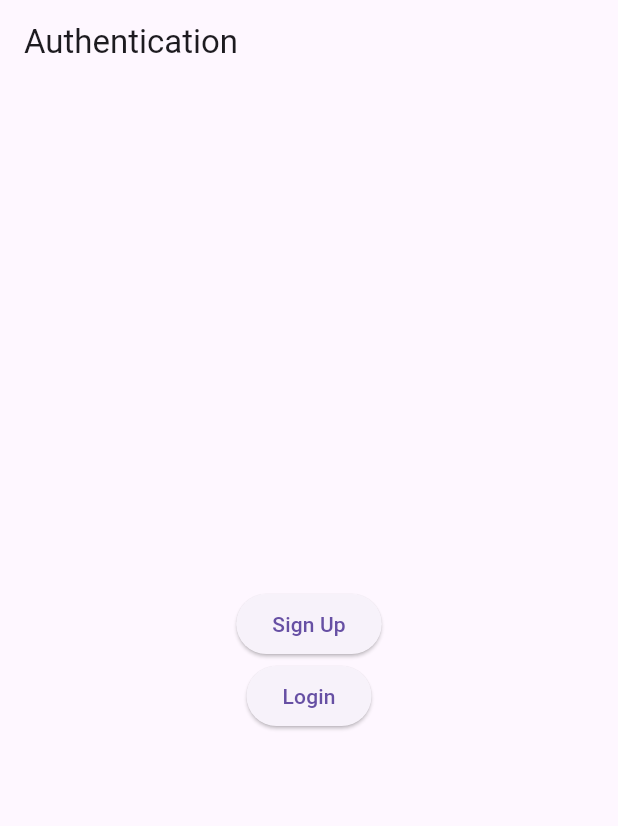
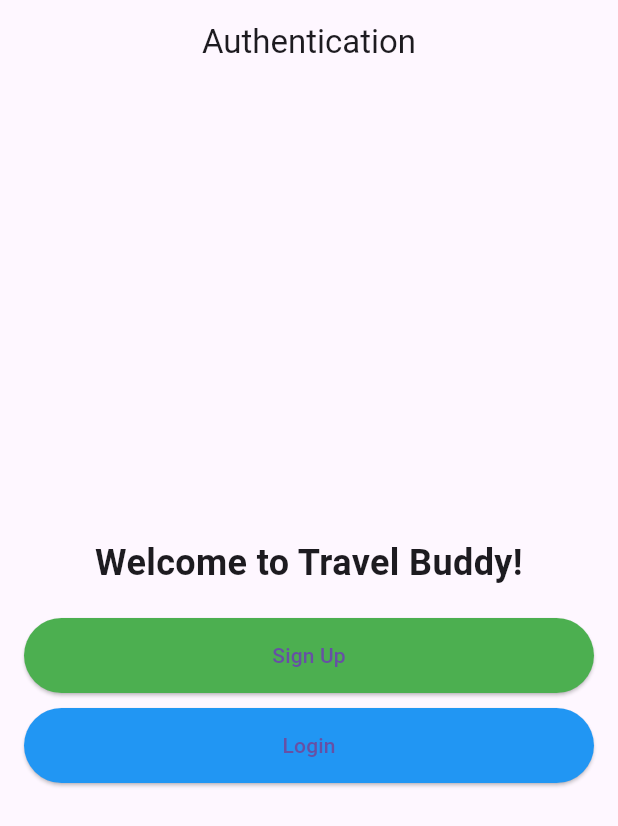
Before and after one commit to zainabsirajo50/Travel-Buddy-2, a Flutter app: the screen it shows after launch, on a phone screen of 412 x 824 dp. Shown: the top 826 px of the screen. Run offline on Flutter 3.47's test engine with Material 3 defaults, Android fonts, the phone set to English and light mode, and no system bars; our stand-ins replace cloud_firestore, firebase_auth, firebase_core; accounts and stored records are empty.

```diff
--- a/lib/main.dart
+++ b/lib/main.dart
@@ -4,6 +4,8 @@ import 'package:firebase_core/firebase_core.dart';
 import 'firebase_options.dart';
 import 'signup.dart';
 import 'login.dart';
+import 'profile_screen.dart';
+import 'homepage_screen.dart';
 
 void main() async {
   WidgetsFlutterBinding.ensureInitialized();
@@ -17,8 +19,16 @@ class MyApp extends StatelessWidget {
   @override
   Widget build(BuildContext context) {
     return MaterialApp(
-      title: 'Firebase Auth Demo',
-      home: AuthSelectionScreen(),
+      title: 'Travel Buddy',
+      theme: ThemeData(primarySwatch: Colors.blue),
+      initialRoute: '/',
+      routes: {
+        '/': (context) => AuthSelectionScreen(),
+        '/home': (context) => HomeScreen(),
+        '/profile': (context) => ProfileScreen(),
+        '/login': (context) => LoginScreen(auth: FirebaseAuth.instance),
+        '/signup': (context) => SignupScreen(auth: FirebaseAuth.instance),
+      },
     );
   }
 }
@@ -29,26 +39,45 @@ class AuthSelectionScreen extends StatelessWidget {
     final FirebaseAuth auth = FirebaseAuth.instance;
 
     return Scaffold(
-      appBar: AppBar(title: Text('Authentication')),
-      body: Center(
+      appBar: AppBar(
+        title: const Text('Authentication'),
+        centerTitle: true,
+      ),
+      body: Padding(
+        padding: const EdgeInsets.all(16.0),
         child: Column(
           mainAxisAlignment: MainAxisAlignment.center,
           children: [
+            const Text(
+              'Welcome to Travel Buddy!',
+              style: TextStyle(fontSize: 24, fontWeight: FontWeight.bold),
+              textAlign: TextAlign.center,
+            ),
+            const SizedBox(height: 20),
             ElevatedButton(
               onPressed: () {
                 Navigator.of(context).push(MaterialPageRoute(
                   builder: (context) => SignupScreen(auth: auth),
                 ));
               },
-              child: Text('Sign Up'),
+              style: ElevatedButton.styleFrom(
+                minimumSize: const Size(double.infinity, 50),
+                backgroundColor: Colors.green,
+              ),
+              child: const Text('Sign Up'),
             ),
+            const SizedBox(height: 10),
             ElevatedButton(
               onPressed: () {
                 Navigator.of(context).push(MaterialPageRoute(
                   builder: (context) => LoginScreen(auth: auth),
                 ));
               },
-              child: Text('Login'),
+              style: ElevatedButton.styleFrom(
+                minimumSize: const Size(double.infinity, 50),
+                backgroundColor: Colors.blue,
+              ),
+              child: const Text('Login'),
             ),
           ],
         ),
```
Also changed, not shown: lib/homepage_screen.dart (+7 -5 lines), lib/login-screen.dart (deleted, +0 -350 lines).
